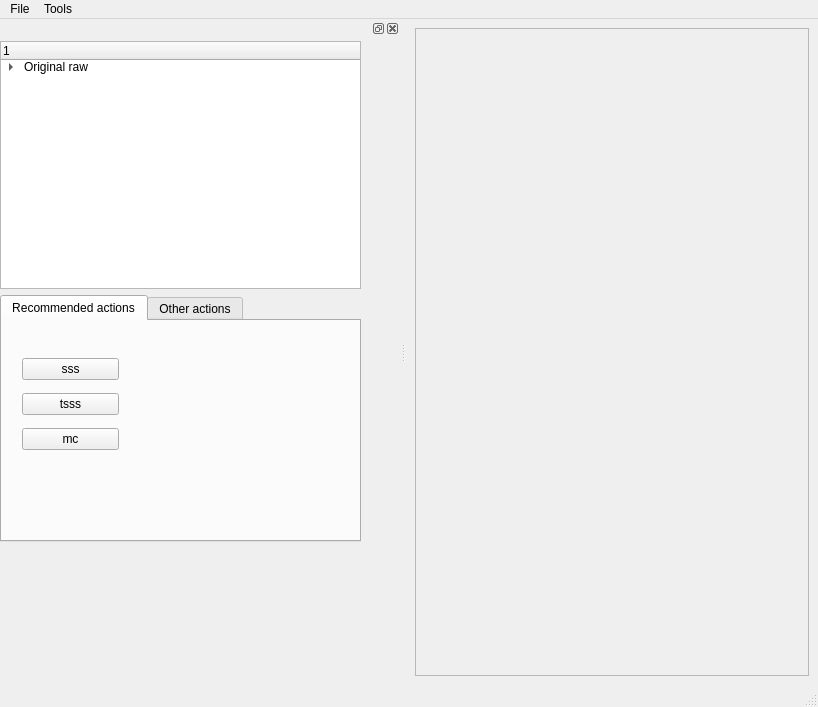
cibr-jyu/meggie, file UI/qt4Designer/UIehdotus4.ui: the form before one commit.
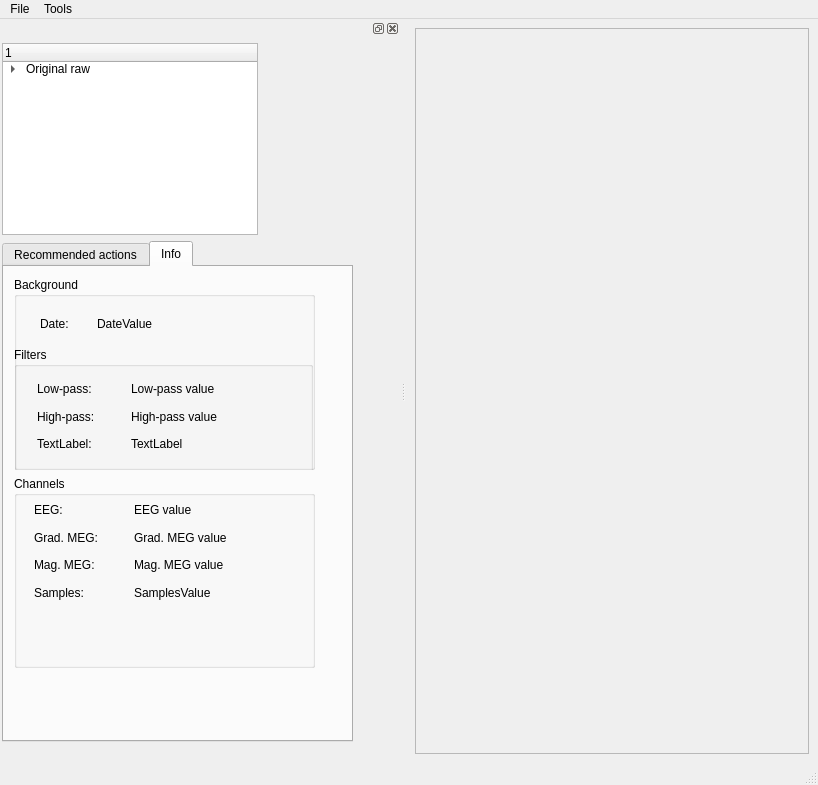
The form after the commit.

The edit to the form file:
```diff
--- a/UI/qt4Designer/UIehdotus4.ui
+++ b/UI/qt4Designer/UIehdotus4.ui
@@ -7,11 +7,11 @@
     <x>0</x>
     <y>0</y>
     <width>818</width>
-    <height>707</height>
+    <height>785</height>
    </rect>
   </property>
   <property name="sizePolicy">
-   <sizepolicy hsizetype="Preferred" vsizetype="Maximum">
+   <sizepolicy hsizetype="Expanding" vsizetype="Expanding">
     <horstretch>0</horstretch>
     <verstretch>0</verstretch>
    </sizepolicy>
@@ -82,21 +82,33 @@
     <number>1</number>
    </attribute>
    <widget class="QWidget" name="dockWidgetContents">
-    <widget class="QWidget" name="">
-     <property name="geometry">
-      <rect>
-       <x>0</x>
-       <y>3</y>
-       <width>361</width>
-       <height>501</height>
-      </rect>
-     </property>
-     <layout class="QVBoxLayout" name="verticalLayout_2">
-      <property name="sizeConstraint">
-       <enum>QLayout::SetNoConstraint</enum>
-      </property>
-      <item>
        <widget class="QTreeWidget" name="treeWidget">
+     <property name="geometry">
+      <rect>
+       <x>2</x>
+       <y>5</y>
+       <width>256</width>
+       <height>192</height>
+      </rect>
+     </property>
+     <property name="sizePolicy">
+      <sizepolicy hsizetype="Preferred" vsizetype="Preferred">
+       <horstretch>0</horstretch>
+       <verstretch>0</verstretch>
+      </sizepolicy>
+     </property>
+     <property name="maximumSize">
+      <size>
+       <width>3000</width>
+       <height>2000</height>
+      </size>
+     </property>
+     <property name="baseSize">
+      <size>
+       <width>0</width>
+       <height>0</height>
+      </size>
+     </property>
         <column>
          <property name="text">
           <string>1</string>
@@ -123,11 +135,17 @@
          </item>
         </item>
        </widget>
-      </item>
-      <item>
        <widget class="QTabWidget" name="tabWidget">
+     <property name="geometry">
+      <rect>
+       <x>2</x>
+       <y>203</y>
+       <width>351</width>
+       <height>501</height>
+      </rect>
+     </property>
         <property name="currentIndex">
-         <number>0</number>
+      <number>1</number>
         </property>
         <widget class="QWidget" name="tabRecommended">
          <property name="accessibleName">
@@ -136,7 +154,7 @@
          <attribute name="title">
           <string>Recommended actions</string>
          </attribute>
-         <widget class="QWidget" name="">
+      <widget class="QWidget" name="layoutWidget">
           <property name="geometry">
            <rect>
             <x>20</x>
@@ -169,25 +187,206 @@
            </item>
           </layout>
          </widget>
-         <zorder>pushButton</zorder>
-         <zorder>pushButton_2</zorder>
-         <zorder>pushButton_3</zorder>
-         <zorder>treeWidget</zorder>
-        </widget>
-        <widget class="QWidget" name="tabOtherActions">
+     </widget>
+     <widget class="QWidget" name="tabInfo">
          <attribute name="title">
-          <string>Other actions</string>
-         </attribute>
-        </widget>
+       <string>Info</string>
+      </attribute>
+      <widget class="QWidget" name="layoutWidget_2">
+       <property name="geometry">
+        <rect>
+         <x>10</x>
+         <y>10</y>
+         <width>301</width>
+         <height>391</height>
+        </rect>
+       </property>
+       <layout class="QVBoxLayout" name="verticalLayout_3">
+        <item>
+         <widget class="QGroupBox" name="metaBox">
+          <property name="title">
+           <string>Background</string>
+          </property>
+          <widget class="QWidget" name="layoutWidget_3">
+           <property name="geometry">
+            <rect>
+             <x>26</x>
+             <y>35</y>
+             <width>113</width>
+             <height>23</height>
+            </rect>
+           </property>
+           <layout class="QGridLayout" name="gridLayout_3">
+            <item row="0" column="0">
+             <widget class="QLabel" name="labelDate">
+              <property name="text">
+               <string>Date:</string>
+              </property>
+             </widget>
+            </item>
+            <item row="0" column="1">
+             <widget class="QLabel" name="labelDateValue">
+              <property name="text">
+               <string>DateValue</string>
+              </property>
        </widget>
       </item>
      </layout>
     </widget>
-    <zorder>treeWidget</zorder>
-    <zorder>tabWidget</zorder>
-    <zorder>treeWidget</zorder>
-    <zorder>tabWidget</zorder>
-    <zorder>treeWidget</zorder>
+          <widget class="QGroupBox" name="filtersBox">
+           <property name="geometry">
+            <rect>
+             <x>0</x>
+             <y>70</y>
+             <width>299</width>
+             <height>125</height>
+            </rect>
+           </property>
+           <property name="title">
+            <string>Filters</string>
+           </property>
+           <widget class="QWidget" name="layoutWidget_4">
+            <property name="geometry">
+             <rect>
+              <x>23</x>
+              <y>31</y>
+              <width>181</width>
+              <height>77</height>
+             </rect>
+            </property>
+            <layout class="QGridLayout" name="gridLayout_2">
+             <item row="0" column="0">
+              <widget class="QLabel" name="labelLow">
+               <property name="lineWidth">
+                <number>1</number>
+               </property>
+               <property name="text">
+                <string>Low-pass:</string>
+               </property>
+               <property name="scaledContents">
+                <bool>true</bool>
+               </property>
+              </widget>
+             </item>
+             <item row="0" column="1">
+              <widget class="QLabel" name="labelLowValue">
+               <property name="text">
+                <string>Low-pass value</string>
+               </property>
+              </widget>
+             </item>
+             <item row="1" column="0">
+              <widget class="QLabel" name="labelHigh">
+               <property name="text">
+                <string>High-pass:</string>
+               </property>
+              </widget>
+             </item>
+             <item row="1" column="1">
+              <widget class="QLabel" name="labelHighValue">
+               <property name="text">
+                <string>High-pass value</string>
+               </property>
+              </widget>
+             </item>
+             <item row="2" column="0">
+              <widget class="QLabel" name="labelSfreq">
+               <property name="text">
+                <string>TextLabel:</string>
+               </property>
+              </widget>
+             </item>
+             <item row="2" column="1">
+              <widget class="QLabel" name="label_5">
+               <property name="text">
+                <string>TextLabel</string>
+               </property>
+              </widget>
+             </item>
+            </layout>
+           </widget>
+          </widget>
+         </widget>
+        </item>
+        <item>
+         <widget class="QGroupBox" name="channelsBox">
+          <property name="title">
+           <string>Channels</string>
+          </property>
+          <widget class="QWidget" name="layoutWidget_5">
+           <property name="geometry">
+            <rect>
+             <x>20</x>
+             <y>23</y>
+             <width>194</width>
+             <height>104</height>
+            </rect>
+           </property>
+           <layout class="QGridLayout" name="gridLayout_4">
+            <item row="0" column="0">
+             <widget class="QLabel" name="labelEEG">
+              <property name="text">
+               <string>EEG:</string>
+              </property>
+             </widget>
+            </item>
+            <item row="0" column="1">
+             <widget class="QLabel" name="labelEEGValue">
+              <property name="text">
+               <string>EEG value</string>
+              </property>
+             </widget>
+            </item>
+            <item row="1" column="0">
+             <widget class="QLabel" name="labelGradMEG">
+              <property name="text">
+               <string>Grad. MEG:</string>
+              </property>
+             </widget>
+            </item>
+            <item row="1" column="1">
+             <widget class="QLabel" name="labelGradMEGValue">
+              <property name="text">
+               <string>Grad. MEG value</string>
+              </property>
+             </widget>
+            </item>
+            <item row="2" column="0">
+             <widget class="QLabel" name="labelMagMEG">
+              <property name="text">
+               <string>Mag. MEG:</string>
+              </property>
+             </widget>
+            </item>
+            <item row="2" column="1">
+             <widget class="QLabel" name="labelMagMEGValue">
+              <property name="text">
+               <string>Mag. MEG value</string>
+              </property>
+             </widget>
+            </item>
+            <item row="3" column="0">
+             <widget class="QLabel" name="labelSamples">
+              <property name="text">
+               <string>Samples:</string>
+              </property>
+             </widget>
+            </item>
+            <item row="3" column="1">
+             <widget class="QLabel" name="labelSamplesValue">
+              <property name="text">
+               <string>SamplesValue</string>
+              </property>
+             </widget>
+            </item>
+           </layout>
+          </widget>
+         </widget>
+        </item>
+       </layout>
+      </widget>
+     </widget>
+    </widget>
    </widget>
   </widget>
   <action name="actionLoad_file">
```
Lines whose indentation alone changed are shown as unchanged.
